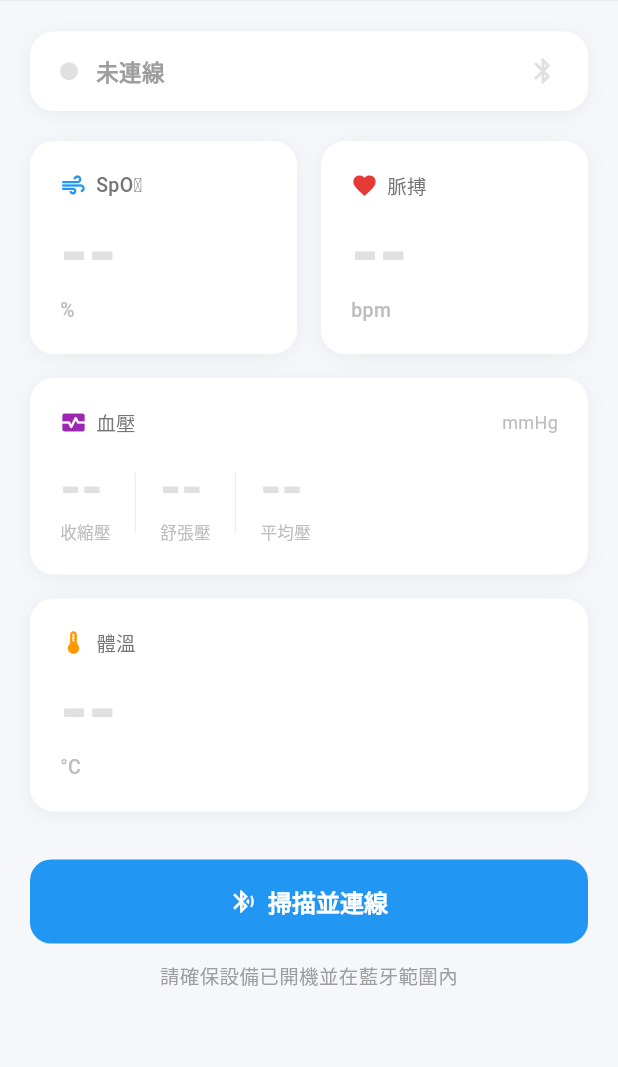
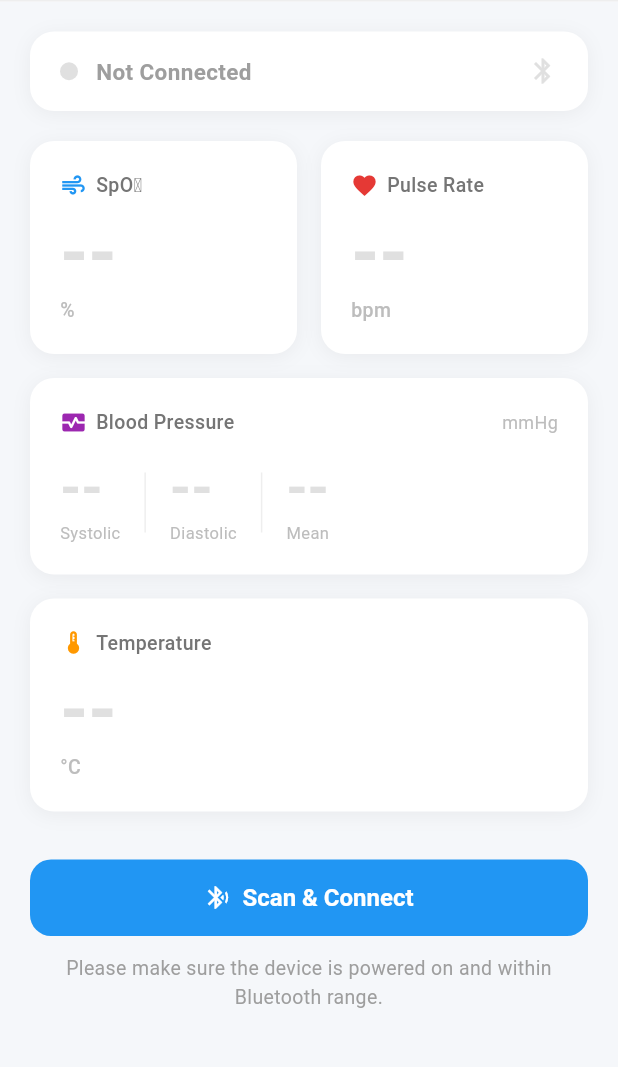
Before and after one commit to Hanklee0606/connex_monitor, a Flutter app: the screen it shows after launch, on a phone screen of 412 x 824 dp, the part 84-1151 px from its top. Run offline on Flutter 3.47's test engine with Material 3 defaults, Android fonts, the phone set to English and light mode, and no system bars; our stand-ins replace flutter_blue_plus.

Commit message:
english version

```diff
--- a/lib/main.dart
+++ b/lib/main.dart
@@ -39,16 +39,11 @@ class _HomeScreenState extends State<HomeScreen> {
   bool _isConnected = false;
   bool _isScanning = false;
 
-  // SpO2 + 脈搏
   int? _spo2;
   int? _pulseRate;
-
-  // 血壓
   int? _systolic;
   int? _diastolic;
   int? _meanArterial;
-
-  // 體溫
   double? _temperature;
   String _tempUnit = 'C';
 
@@ -111,7 +106,7 @@ class _HomeScreenState extends State<HomeScreen> {
       if (devices.isEmpty) {
         ScaffoldMessenger.of(context).showSnackBar(
           SnackBar(
-            content: const Text('找不到 WACSM 設備，請確認設備已開機'),
+            content: const Text('No WACSM device found. Please make sure the device is on.'),
             backgroundColor: Colors.orange.shade400,
           ),
         );
@@ -130,12 +125,12 @@ class _HomeScreenState extends State<HomeScreen> {
             crossAxisAlignment: CrossAxisAlignment.start,
             children: [
               const Text(
-                '選擇設備',
+                'Select Device',
                 style: TextStyle(fontSize: 18, fontWeight: FontWeight.w700),
               ),
               const SizedBox(height: 4),
               Text(
-                '找到 ${devices.length} 台設備',
+                '${devices.length} device(s) found',
                 style: TextStyle(fontSize: 13, color: Colors.grey.shade500),
               ),
               const SizedBox(height: 16),
@@ -189,7 +184,7 @@ class _HomeScreenState extends State<HomeScreen> {
       if (mounted) {
         ScaffoldMessenger.of(context).showSnackBar(
           SnackBar(
-            content: Text('錯誤：$e'),
+            content: Text('Error: $e'),
             backgroundColor: Colors.red.shade400,
           ),
         );
@@ -228,11 +223,9 @@ class _HomeScreenState extends State<HomeScreen> {
           child: Column(
             crossAxisAlignment: CrossAxisAlignment.stretch,
             children: [
-              // 連線狀態
               _StatusCard(isConnected: _isConnected),
               const SizedBox(height: 20),
 
-              // SpO2 + 脈搏
               Row(
                 children: [
                   Expanded(
@@ -247,7 +240,7 @@ class _HomeScreenState extends State<HomeScreen> {
                   const SizedBox(width: 16),
                   Expanded(
                     child: _MetricCard(
-                      label: '脈搏',
+                      label: 'Pulse Rate',
                       value: _pulseRate?.toString() ?? '--',
                       unit: 'bpm',
                       icon: Icons.favorite,
@@ -258,7 +251,6 @@ class _HomeScreenState extends State<HomeScreen> {
               ),
               const SizedBox(height: 16),
 
-              // 血壓
               _BpCard(
                 systolic: _systolic,
                 diastolic: _diastolic,
@@ -266,9 +258,8 @@ class _HomeScreenState extends State<HomeScreen> {
               ),
               const SizedBox(height: 16),
 
-              // 體溫
               _MetricCard(
-                label: '體溫',
+                label: 'Temperature',
                 value: _temperature != null
                     ? _temperature!.toStringAsFixed(1)
                     : '--',
@@ -278,12 +269,11 @@ class _HomeScreenState extends State<HomeScreen> {
               ),
               const SizedBox(height: 32),
 
-              // 按鈕
               _isConnected
                   ? OutlinedButton.icon(
                       onPressed: _handleDisconnect,
                       icon: const Icon(Icons.bluetooth_disabled),
-                      label: const Text('斷開連線'),
+                      label: const Text('Disconnect'),
                       style: OutlinedButton.styleFrom(
                         foregroundColor: Colors.red.shade400,
                         side: BorderSide(color: Colors.red.shade300),
@@ -305,7 +295,7 @@ class _HomeScreenState extends State<HomeScreen> {
                               ),
                             )
                           : const Icon(Icons.bluetooth_searching),
-                      label: Text(_isScanning ? '掃描中...' : '掃描並連線'),
+                      label: Text(_isScanning ? 'Scanning...' : 'Scan & Connect'),
                       style: FilledButton.styleFrom(
                         backgroundColor: const Color(0xFF2196F3),
                         padding: const EdgeInsets.symmetric(vertical: 16),
@@ -322,8 +312,8 @@ class _HomeScreenState extends State<HomeScreen> {
 
               Text(
                 _isConnected
-                    ? '設備已連線，請在 Connex Spot Monitor 上進行測量'
-                    : '請確保設備已開機並在藍牙範圍內',
+                    ? 'Device connected. Please perform a measurement on the Connex Spot Monitor.'
+                    : 'Please make sure the device is powered on and within Bluetooth range.',
                 textAlign: TextAlign.center,
                 style: TextStyle(fontSize: 13, color: Colors.grey.shade500),
               ),
@@ -335,7 +325,6 @@ class _HomeScreenState extends State<HomeScreen> {
   }
 }
 
-// ── 連線狀態卡片 ──────────────────────────────────
 class _StatusCard extends StatelessWidget {
   final bool isConnected;
   const _StatusCard({required this.isConnected});
@@ -378,7 +367,7 @@ class _StatusCard extends StatelessWidget {
           ),
           const SizedBox(width: 12),
           Text(
-            isConnected ? '已連線' : '未連線',
+            isConnected ? 'Connected' : 'Not Connected',
             style: TextStyle(
               fontWeight: FontWeight.w600,
               fontSize: 15,
@@ -401,7 +390,6 @@ class _StatusCard extends StatelessWidget {
   }
 }
 
-// ── 單一數值卡片 ──────────────────────────────────
 class _MetricCard extends StatelessWidget {
   final String label;
   final String value;
@@ -475,7 +463,6 @@ class _MetricCard extends StatelessWidget {
   }
 }
 
-// ── 血壓卡片 ──────────────────────────────────────
 class _BpCard extends StatelessWidget {
   final int? systolic;
   final int? diastolic;
@@ -511,7 +498,7 @@ class _BpCard extends StatelessWidget {
                   size: 18, color: Color(0xFF9C27B0)),
               const SizedBox(width: 6),
               Text(
-                '血壓',
+                'Blood Pressure',
                 style: TextStyle(
                   fontSize: 13,
                   fontWeight: FontWeight.w500,
@@ -532,7 +519,7 @@ class _BpCard extends StatelessWidget {
           Row(
             children: [
               _BpValue(
-                label: '收縮壓',
+                label: 'Systolic',
                 value: systolic?.toString() ?? '--',
                 color: const Color(0xFF9C27B0),
               ),
@@ -543,7 +530,7 @@ class _BpCard extends StatelessWidget {
                 margin: const EdgeInsets.symmetric(horizontal: 16),
               ),
               _BpValue(
-                label: '舒張壓',
+                label: 'Diastolic',
                 value: diastolic?.toString() ?? '--',
                 color: const Color(0xFF7B1FA2),
               ),
@@ -554,7 +541,7 @@ class _BpCard extends StatelessWidget {
                 margin: const EdgeInsets.symmetric(horizontal: 16),
               ),
               _BpValue(
-                label: '平均壓',
+                label: 'Mean',
                 value: meanArterial?.toString() ?? '--',
                 color: Colors.grey.shade500,
               ),
```
